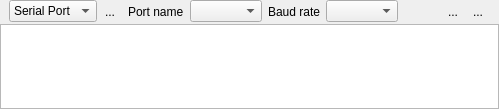
The window that gui/qkconnectwidget.ui (QkThings/qkdaemon_old) describes before a commit, drawn with Qt 5.
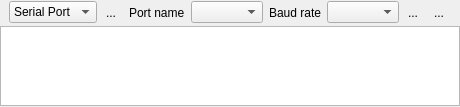
The same window after the commit. Icons and pictures are not drawn. Custom widgets are drawn as their Qt base class.

Patch:
```diff
--- a/gui/qkconnectwidget.ui
+++ b/gui/qkconnectwidget.ui
@@ -6,8 +6,8 @@
    <rect>
     <x>0</x>
     <y>0</y>
-    <width>499</width>
-    <height>109</height>
+    <width>444</width>
+    <height>105</height>
    </rect>
   </property>
   <property name="windowTitle">
@@ -18,19 +18,19 @@
   </property>
   <layout class="QVBoxLayout" name="verticalLayout">
    <property name="spacing">
-    <number>1</number>
+    <number>2</number>
    </property>
    <property name="leftMargin">
     <number>0</number>
    </property>
    <property name="topMargin">
-    <number>0</number>
+    <number>1</number>
    </property>
    <property name="rightMargin">
     <number>0</number>
    </property>
    <property name="bottomMargin">
-    <number>0</number>
+    <number>1</number>
    </property>
    <item>
     <layout class="QHBoxLayout" name="horizontalLayout_3">
@@ -271,7 +271,10 @@
       <bool>false</bool>
      </attribute>
      <attribute name="verticalHeaderDefaultSectionSize">
-      <number>25</number>
+      <number>20</number>
+     </attribute>
+     <attribute name="verticalHeaderMinimumSectionSize">
+      <number>20</number>
      </attribute>
     </widget>
    </item>
```
Left out of the diff: 22 changed lines with no effect on the pictures.
